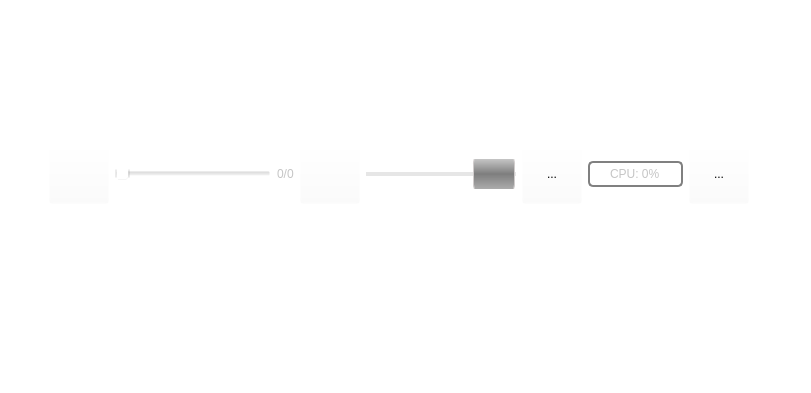
Above: playcontrols.ui from linux4sam/atmel-video-player before the change. Below: the same form after it.
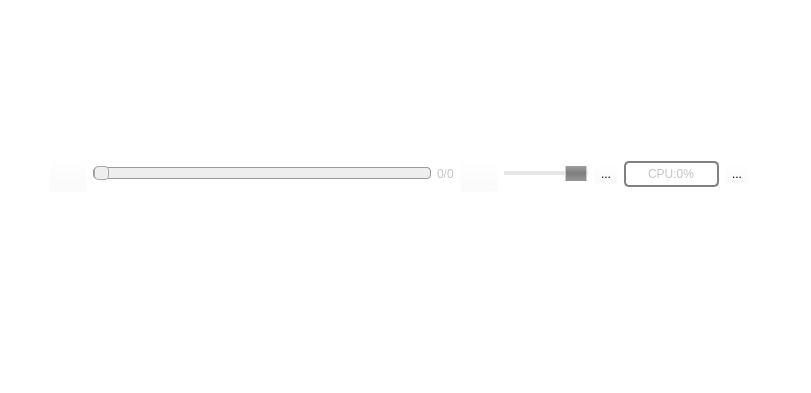
That is the form after the change. Icons and pictures are not drawn.

Commit message:
videoplayer: fix playercontrols ui for small screen
hiding the position label view in small screen display to properly
accommodate other widgets in playecontrols.

```diff
--- a/playcontrols.ui
+++ b/playcontrols.ui
@@ -36,8 +36,8 @@
      <widget class="QToolButton" name="PlayPause">
       <property name="minimumSize">
        <size>
-        <width>60</width>
-        <height>60</height>
+        <width>0</width>
+        <height>0</height>
        </size>
       </property>
       <property name="focusPolicy">
@@ -67,34 +67,119 @@
        <string/>
       </property>
       <property name="styleSheet">
-       <string notr="true">QSlider::add-page:horizontal {
-    background: rgb(230,230, 230)
+       <string notr="true">QSlider::groove:horizontal {
+border: 1px solid #bbb;
+background: white;
+height: 10px;
+border-radius: 4px;
 }
-QSlider::sub-page:horizontal{
-    background: rgb(230, 230, 230)
+
+QSlider::sub-page:horizontal {
+background: qlineargradient(x1: 0, y1: 0,    x2: 0, y2: 1,
+    stop: 0 #66e, stop: 1 #bbf);
+background: qlineargradient(x1: 0, y1: 0.2, x2: 1, y2: 1,
+    stop: 0 #bbf, stop: 1 #55f);
+border: 1px solid #777;
+height: 10px;
+border-radius: 4px;
+}
+
+QSlider::add-page:horizontal {
+background: #fff;
+border: 1px solid #777;
+height: 10px;
+border-radius: 4px;
+}
+
+QSlider::handle:horizontal {
+background: qlineargradient(x1:0, y1:0, x2:1, y2:1,
+    stop:0 #eee, stop:1 #ccc);
+border: 1px solid #777;
+width: 13px;
+margin-top: -2px;
+margin-bottom: -2px;
+border-radius: 4px;
+}
+
+QSlider::handle:horizontal:hover {
+background: qlineargradient(x1:0, y1:0, x2:1, y2:1,
+    stop:0 #fff, stop:1 #ddd);
+border: 1px solid #444;
+border-radius: 4px;
+}
+
+QSlider::sub-page:horizontal:disabled {
+background: #bbb;
+border-color: #999;
+}
+
+QSlider::add-page:horizontal:disabled {
+background: #eee;
+border-color: #999;
+}
+
+QSlider::handle:horizontal:disabled {
+background: #eee;
+border: 1px solid #aaa;
+border-radius: 4px;
 }</string>
       </property>
       <property name="orientation">
        <enum>Qt::Horizontal</enum>
       </property>
+      <property name="invertedAppearance">
+       <bool>false</bool>
+      </property>
+      <property name="invertedControls">
+       <bool>false</bool>
+      </property>
      </widget>
     </item>
     <item>
      <widget class="QLabel" name="positioLabel">
+      <property name="minimumSize">
+       <size>
+        <width>0</width>
+        <height>0</height>
+       </size>
+      </property>
+      <property name="maximumSize">
+       <size>
+        <width>16777215</width>
+        <height>16777215</height>
+       </size>
+      </property>
+      <property name="font">
+       <font>
+        <pointsize>9</pointsize>
+       </font>
+      </property>
+      <property name="layoutDirection">
+       <enum>Qt::LeftToRight</enum>
+      </property>
       <property name="styleSheet">
        <string notr="true">color: #c5c5c5</string>
       </property>
+      <property name="lineWidth">
+       <number>2</number>
+      </property>
       <property name="text">
        <string>0/0</string>
       </property>
+      <property name="alignment">
+       <set>Qt::AlignLeading|Qt::AlignLeft|Qt::AlignVCenter</set>
+      </property>
+      <property name="wordWrap">
+       <bool>false</bool>
+      </property>
      </widget>
     </item>
     <item>
      <widget class="QToolButton" name="muteButton">
       <property name="minimumSize">
        <size>
-        <width>60</width>
-        <height>60</height>
+        <width>0</width>
+        <height>0</height>
        </size>
       </property>
       <property name="mouseTracking">
@@ -122,13 +207,13 @@
      <widget class="QSlider" name="volumeControl">
       <property name="minimumSize">
        <size>
-        <width>150</width>
-        <height>30</height>
+        <width>0</width>
+        <height>0</height>
        </size>
       </property>
       <property name="maximumSize">
        <size>
-        <width>250</width>
+        <width>16777215</width>
         <height>16777215</height>
        </size>
       </property>
@@ -148,7 +233,7 @@
 	margin: -20px 0;
     border-radius: 10px;
 	border: 1px solid rgb(208, 204, 204);
-	width: 40px;
+	width: 20px;
     height: 40px;
 }
 QSlider::add-page:horizontal {
@@ -173,8 +258,8 @@
      <widget class="QToolButton" name="fullScreenButtonn">
       <property name="minimumSize">
        <size>
-        <width>60</width>
-        <height>60</height>
+        <width>0</width>
+        <height>0</height>
        </size>
       </property>
       <property name="focusPolicy">
@@ -197,6 +282,12 @@
     </item>
     <item>
      <widget class="QProgressBar" name="cpuUsage">
+      <property name="font">
+       <font>
+        <pointsize>9</pointsize>
+        <kerning>true</kerning>
+       </font>
+      </property>
       <property name="styleSheet">
        <string notr="true"> QProgressBar {
      border: 2px solid grey;
@@ -213,7 +304,7 @@
        <number>0</number>
       </property>
       <property name="format">
-       <string>CPU: %p%</string>
+       <string>CPU:%p%</string>
       </property>
      </widget>
     </item>
@@ -221,8 +312,8 @@
      <widget class="QToolButton" name="optionsButtonn">
       <property name="minimumSize">
        <size>
-        <width>60</width>
-        <height>60</height>
+        <width>0</width>
+        <height>0</height>
        </size>
       </property>
       <property name="focusPolicy">
```
The commit also changes 3 other files.
